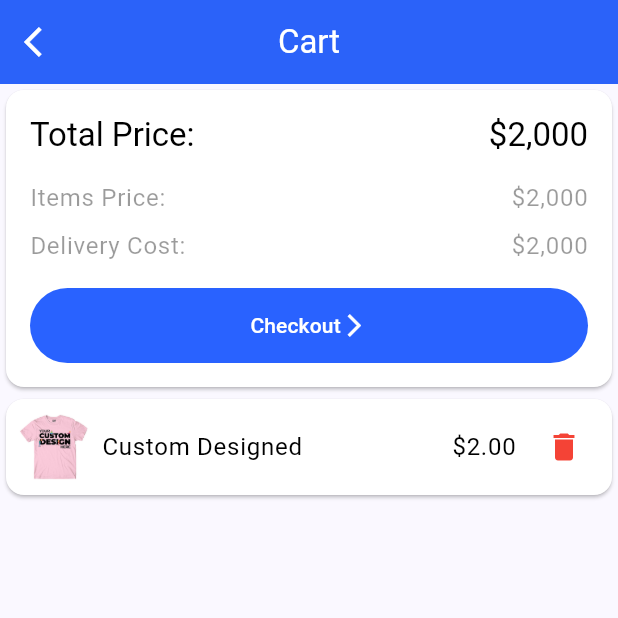
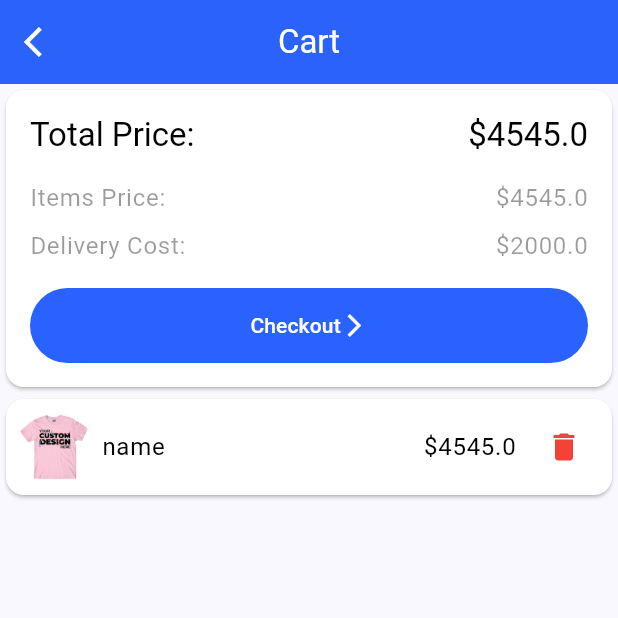
Before and after one commit to PICO443/trendtshirts, a Flutter app: the screen it shows after launch, after a tap on the "shopping cart" icon, on a phone screen of 412 x 824 dp, the top half of it. Run offline on Flutter 3.47's test engine with Material 3 defaults, Android fonts, the phone set to English and light mode, and no system bars.

Commit message:
Added CartScreenModel.dart

```diff
--- a/lib/CartPage/CartPage.dart
+++ /dev/null
@@ -1,22 +0,0 @@
-import 'package:flutter/material.dart';
-import 'package:trendtshirts/CartPage/components/CartItem.dart';
-import 'package:trendtshirts/CartPage/components/CartPageAppBar.dart';
-import 'package:trendtshirts/CartPage/components/CheckoutCard.dart';
-
-class CartPage extends StatelessWidget{
-  const CartPage({super.key});
-
-  @override
-  Widget build(BuildContext context) {
-    return Scaffold(
-      appBar: CartPageAppBar(),
-      body: Column(
-        children: [
-          CheckOutCard(),
-          CartItem()
-        ],
-      ),
-    );
-  }
-
-}
--- a/lib/CartPage/components/CartItem.dart
+++ /dev/null
@@ -1,64 +0,0 @@
-import 'package:flutter/material.dart';
-
-class CartItem extends StatelessWidget {
-  const CartItem({super.key});
-
-  @override
-  Widget build(BuildContext context) {
-    final theme = Theme.of(context);
-    return Card(
-      color: Colors.white,
-      child: Padding(
-        padding: const EdgeInsets.all(8.0),
-        child: Row(
-          mainAxisAlignment: MainAxisAlignment.spaceBetween,
-          children: [
-            ItemInfo(theme: theme),
-            ItemActions(theme: theme)
-          ],
-        ),
-      ),
-    );
-  }
-
-}
-
-class ItemActions extends StatelessWidget {
-  const ItemActions({
-    super.key,
-    required this.theme,
-  });
-
-  final ThemeData theme;
-
-  @override
-  Widget build(BuildContext context) {
-    return Row(
-      spacing: 8,
-      children: [
-        Text("\$2.00", style: theme.typography.englishLike.bodyLarge?.copyWith(color: Colors.black)),
-        IconButton(onPressed: (){}, icon: Icon(Icons.delete, color: Colors.red,))
-      ],
-    );
-  }
-}
-
-class ItemInfo extends StatelessWidget {
-  const ItemInfo({
-    super.key,
-    required this.theme,
-  });
-
-  final ThemeData theme;
-
-  @override
-  Widget build(BuildContext context) {
-    return Row(
-      spacing: 8,
-      children: [
-        SizedBox(width: 48,child: Image.asset("assets/images/placeholder.png")),
-        Text("Custom Designed", style: theme.typography.englishLike.bodyLarge?.copyWith(color: Colors.black),),
-      ],
-    );
-  }
-}
--- /dev/null
+++ b/lib/Domain/Category.dart
@@ -0,0 +1,5 @@
+class Category {
+  final String name;
+  final int id;
+  Category(this.name, this.id);
+}
--- /dev/null
+++ b/lib/Domain/Item.dart
@@ -0,0 +1,12 @@
+import 'Category.dart';
+
+class Item {
+  final String name;
+  final String description;
+  final double price;
+  final String photoUrl;
+  final Category category;
+
+  Item(this.name, this.description, this.price, this.photoUrl,this.category);
+
+}
--- a/lib/main.dart
+++ b/lib/main.dart
@@ -1,5 +1,5 @@
 import 'package:flutter/material.dart';
-import 'package:trendtshirts/HomeScreen/HomeScreen.dart';
+import 'package:trendtshirts/presentation/HomeScreen/HomeScreen.dart';
 
 void main() {
   runApp(const TrendTShirtsApp());
--- /dev/null
+++ b/lib/presentation/CartScreen/CartScreen.dart
@@ -0,0 +1,40 @@
+import 'package:flutter/material.dart';
+import 'package:provider/provider.dart';
+
+import 'package:trendtshirts/presentation/CartScreen/CartScreenModel.dart';
+
+import 'components/CartItem.dart';
+import 'components/CartPageAppBar.dart';
+import 'components/CheckoutCard.dart';
+
+class CartScreen extends StatelessWidget{
+  const CartScreen({super.key});
+
+  @override
+  Widget build(BuildContext context) {
+    return Scaffold(
+      appBar: CartPageAppBar(),
+      body: MultiProvider(providers: [
+        ChangeNotifierProvider(create: (context) => CartScreenModel())
+      ], child:
+          Consumer<CartScreenModel>(builder: (context, model, child){
+            return Column(
+              children: [
+                CheckOutCard(items: model.cartItems),
+                Expanded(
+                    child: Consumer<CartScreenModel>(builder: (context, model, child){
+                      return ListView.builder(itemBuilder: (context, index) {
+                        return CartItem(item: model.cartItems[index], onRemoveClick: (item) => model.removeFromCart(item),);
+                      },
+                        itemCount: model.cartItems.length,
+                      );
+                    })
+                ),
+              ],
+            );
+          })
+      ),
+    );
+  }
+
+}
--- /dev/null
+++ b/lib/presentation/CartScreen/CartScreenModel.dart
@@ -0,0 +1,25 @@
+import 'dart:collection';
+
+import 'package:flutter/cupertino.dart';
+import 'package:trendtshirts/Domain/Category.dart';
+
+import '../../Domain/Item.dart';
+
+
+class CartScreenModel extends ChangeNotifier{
+  final List<Item> _cartItems = [
+    Item("name", "description", 4545, "", Category("dsd", 1))
+  ];
+
+  UnmodifiableListView<Item> get cartItems => UnmodifiableListView(_cartItems);
+
+  void addToCart(Item item){
+    _cartItems.add(item);
+    notifyListeners();
+  }
+
+  void removeFromCart(Item item){
+    _cartItems.remove(item);
+    notifyListeners();
+  }
+}
--- /dev/null
+++ b/lib/presentation/CartScreen/components/CartItem.dart
@@ -0,0 +1,70 @@
+import 'package:flutter/material.dart';
+import 'package:trendtshirts/Domain/Item.dart';
+
+class CartItem extends StatelessWidget {
+  final Item item;
+  final Function(Item) onRemoveClick;
+  const CartItem({super.key, required this.item, required this.onRemoveClick});
+
+  @override
+  Widget build(BuildContext context) {
+    final theme = Theme.of(context);
+    return Card(
+      color: Colors.white,
+      child: Padding(
+        padding: const EdgeInsets.all(8.0),
+        child: Row(
+          mainAxisAlignment: MainAxisAlignment.spaceBetween,
+          children: [
+            ItemInfo(theme: theme, item: item),
+            ItemActions(theme: theme, onRemoveClick: onRemoveClick, item: item,)
+          ],
+        ),
+      ),
+    );
+  }
+
+}
+
+class ItemActions extends StatelessWidget {
+  final Item item;
+  final Function(Item) onRemoveClick;
+  const ItemActions({
+    super.key,
+    required this.theme, required this.item, required this.onRemoveClick,
+  });
+
+  final ThemeData theme;
+
+  @override
+  Widget build(BuildContext context) {
+    return Row(
+      spacing: 8,
+      children: [
+        Text("\$${item.price}", style: theme.typography.englishLike.bodyLarge?.copyWith(color: Colors.black)),
+        IconButton(onPressed: (){ onRemoveClick(item);}, icon: Icon(Icons.delete, color: Colors.red,))
+      ],
+    );
+  }
+}
+
+class ItemInfo extends StatelessWidget {
+  final Item item;
+  const ItemInfo({
+    super.key,
+    required this.theme, required this.item,
+  });
+
+  final ThemeData theme;
+
+  @override
+  Widget build(BuildContext context) {
+    return Row(
+      spacing: 8,
+      children: [
+        SizedBox(width: 48,child: Image.asset((item.photoUrl.isEmpty)? "assets/images/placeholder.png" : item.photoUrl)),
+        Text(item.name, style: theme.typography.englishLike.bodyLarge?.copyWith(color: Colors.black),),
+      ],
+    );
+  }
+}
--- a/lib/CartPage/components/CheckoutCard.dart
+++ b/lib/presentation/CartScreen/components/CheckoutCard.dart
@@ -1,8 +1,16 @@
 
 import 'package:flutter/material.dart';
 
+import '../../../Domain/Item.dart';
+
 class CheckOutCard extends StatelessWidget {
-  const CheckOutCard({super.key});
+  final List<Item> items;
+
+  const CheckOutCard({super.key, required this.items});
+
+  double _calculateTotalPrice(List<Item> items){
+    return items.fold(0, (value, item) => value + item.price);
+  }
 
   @override
   Widget build(BuildContext context) {
@@ -12,13 +20,13 @@ class CheckOutCard extends StatelessWidget {
         padding: const EdgeInsets.all(16.0),
         child: Column(
           children: [
-            CheckoutTotalPrice(),
+            CheckoutTotalPrice(totalPrice: _calculateTotalPrice(items),),
             SizedBox(height: 16),
             Column(
               spacing: 8,
               children: [
-                CheckoutInfo(label: "Items Price"),
-                CheckoutInfo(label: "Delivery Cost"),
+                CheckoutInfo(label: "Items Price", amount: _calculateTotalPrice(items)),
+                CheckoutInfo(label: "Delivery Cost", amount: 2000),
               ],
             ),
             SizedBox(height: 16),
@@ -30,6 +38,8 @@ class CheckOutCard extends StatelessWidget {
   }
 
 }
+
+
 
 class CheckoutActionButton extends StatelessWidget {
   const CheckoutActionButton({
@@ -58,10 +68,11 @@ class CheckoutActionButton extends StatelessWidget {
 
 class CheckoutInfo extends StatelessWidget {
   final String label;
+  final double amount;
 
   const CheckoutInfo({
     required this.label,
-    super.key,
+    super.key, required this.amount,
   });
 
   @override
@@ -71,15 +82,17 @@ class CheckoutInfo extends StatelessWidget {
       mainAxisAlignment: MainAxisAlignment.spaceBetween,
       children: [
         Text("$label:",  style: theme.typography.englishLike.bodyLarge?.copyWith(color: Colors.black.withAlpha(100))),
-        Text("\$2,000", style: theme.typography.englishLike.bodyLarge?.copyWith(color: Colors.black.withAlpha(100))),
+        Text("\$$amount", style: theme.typography.englishLike.bodyLarge?.copyWith(color: Colors.black.withAlpha(100))),
       ],
     );
   }
 }
 
 class CheckoutTotalPrice extends StatelessWidget {
+  final double totalPrice;
+
   const CheckoutTotalPrice({
-    super.key,
+    super.key, required this.totalPrice,
   });
 
   @override
@@ -89,7 +102,7 @@ class CheckoutTotalPrice extends StatelessWidget {
       mainAxisAlignment: MainAxisAlignment.spaceBetween,
       children: [
         Text("Total Price:", style: theme.typography.englishLike.titleLarge?.copyWith(color: Colors.black),),
-        Text("\$2,000",  style: theme.typography.englishLike.titleLarge?.copyWith(color: Colors.black)),
+        Text("\$$totalPrice",  style: theme.typography.englishLike.titleLarge?.copyWith(color: Colors.black)),
       ],
     );
   }
--- a/lib/HomeScreen/HomeScreenModel.dart
+++ b/lib/presentation/HomeScreen/HomeScreenModel.dart
@@ -2,22 +2,8 @@ import 'dart:collection';
 
 import 'package:flutter/cupertino.dart';
 
-class Category {
-  final String name;
-  final int id;
-  Category(this.name, this.id);
-}
-
-class Item {
-  final String name;
-  final String description;
-  final double price;
-  final String photoUrl;
-  final Category category;
-
-  Item(this.name, this.description, this.price, this.photoUrl,this.category);
-
-}
+import '../../Domain/Category.dart';
+import '../../Domain/Item.dart';
 
 class HomeScreenModel extends ChangeNotifier {
   HomeScreenModel(){
--- a/lib/HomeScreen/components/HomeAppBar.dart
+++ b/lib/presentation/HomeScreen/components/HomeAppBar.dart
@@ -1,5 +1,6 @@
 import 'package:flutter/material.dart';
-import 'package:trendtshirts/CartPage/CartPage.dart';
+
+import '../../CartScreen/CartScreen.dart';
 
 class HomeAppBar extends StatelessWidget implements PreferredSizeWidget {
   const HomeAppBar({super.key});
@@ -13,7 +14,7 @@ class HomeAppBar extends StatelessWidget implements PreferredSizeWidget {
       title: AppBarTitle(),
       actions: [
         IconButton(onPressed: (){
-          Navigator.push(context, MaterialPageRoute(builder: (context) => CartPage()));
+          Navigator.push(context, MaterialPageRoute(builder: (context) => CartScreen()));
         }, icon: Icon(Icons.shopping_cart), color: theme.colorScheme.onPrimary,)
       ],
       backgroundColor: Color(0xFF2962FF),
--- a/lib/HomeScreen/components/ItemCard.dart
+++ b/lib/presentation/HomeScreen/components/ItemCard.dart
@@ -1,6 +1,6 @@
 import 'package:flutter/material.dart';
 
-import '../HomeScreenModel.dart';
+import '../../../Domain/Item.dart';
 
 class ItemCard extends StatelessWidget {
   final Item item;
```
Also changed, not shown: lib/presentation/HomeScreen/HomeScreen.dart (renamed from lib/HomeScreen/HomeScreen.dart, +6 -5 lines), lib/presentation/HomeScreen/components/CategoriesSections.dart (renamed from lib/HomeScreen/components/CategoriesSections.dart, +3 -13 lines), lib/presentation/CartScreen/components/CartPageAppBar.dart (renamed from lib/CartPage/components/CartPageAppBar.dart), lib/presentation/HomeScreen/components/HomeSearchBar.dart (renamed from lib/HomeScreen/components/HomeSearchBar.dart).
